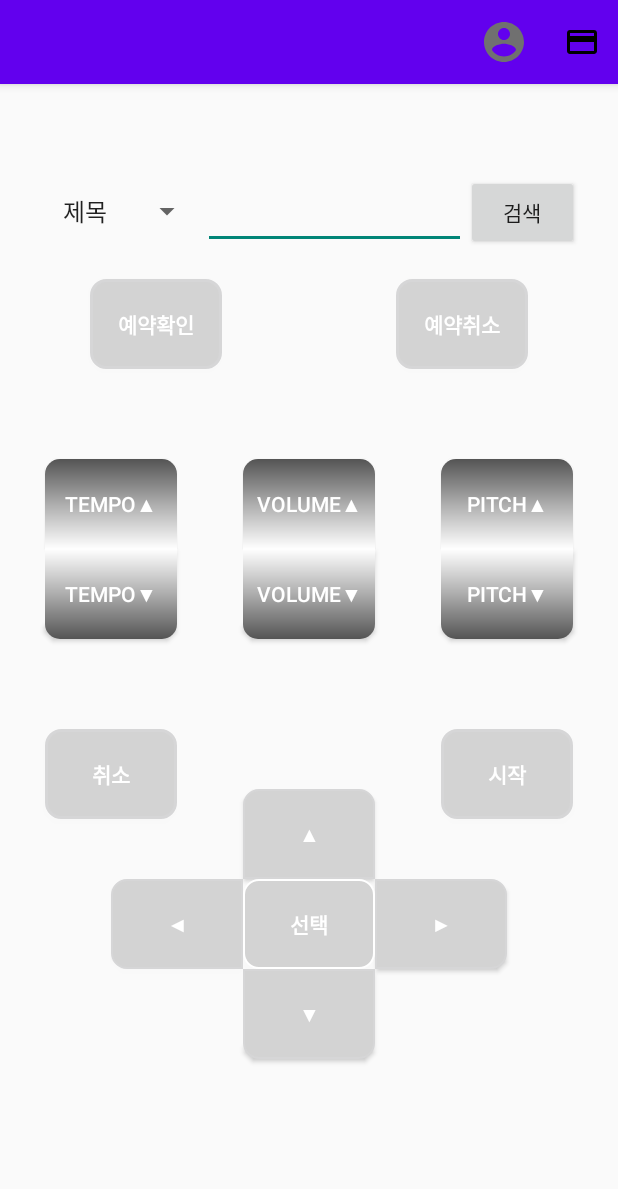
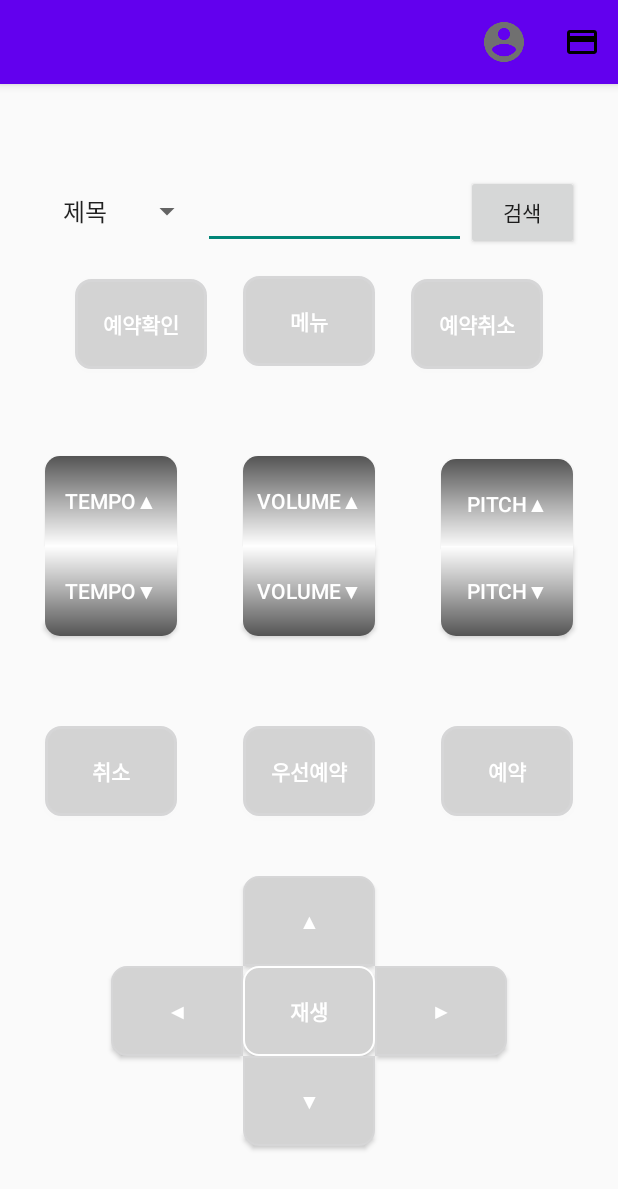
Before and after one commit to minguk-park/karaoke-room, an Android app: the RemoteActivity screen opened directly, with no data from a screen before it, on a phone screen of 412 x 824 dp. Shown: the top 1189 px of the screen. Run offline under Robolectric (Android 15) with nearby library versions, the phone set to English and light mode, and no system bars; libraries missing offline, so code that uses them is left out: kr.co.bootpay.

Commit message:
21/05/13
버그 수정 및 커맨드 입력 완료

```diff
--- a/App/karaoke1/app/src/main/java/com/example/karaoke1/JsonExecute.kt
+++ b/App/karaoke1/app/src/main/java/com/example/karaoke1/JsonExecute.kt
@@ -39,6 +39,10 @@ public class JsonExecute: AsyncTask<String, String, String>() {
                     url= URL(arr[1].toString())
                     ob.accumulate("email", arr[2])
                     ob.accumulate("point", arr[3])
+                }
+                "count"->{
+                    url= URL(arr[1].toString())
+                    ob.accumulate("email", arr[2])
                 }
             }
             try {
--- a/App/karaoke1/app/src/main/java/com/example/karaoke1/MainActivity.kt
+++ b/App/karaoke1/app/src/main/java/com/example/karaoke1/MainActivity.kt
@@ -64,6 +64,7 @@ class MainActivity : AppCompatActivity() {
                         @Suppress("DEPRECATION")
                         override fun onSuccess(result: MeV2Response) {
                             //JsonExecute().execute("signin","http://175.118.28.138/auth/register",result.nickname,result.kakaoAccount.email)            //서버에 정보 저장
+                            JsonExecute().execute("signin","http://192.168.122.228/auth/register",result.nickname,result.kakaoAccount.email)
                             Toast.makeText(MyApplication.applicationContext(), "Login success", Toast.LENGTH_LONG).show()
                             MyApplication.userEmail=result.kakaoAccount.email
                             val intent=Intent(MyApplication.applicationContext(),HomeActivity::class.java)
--- a/App/karaoke1/app/src/main/java/com/example/karaoke1/MypageActivity.kt
+++ b/App/karaoke1/app/src/main/java/com/example/karaoke1/MypageActivity.kt
@@ -2,10 +2,15 @@ package com.example.karaoke1
 
 import androidx.appcompat.app.AppCompatActivity
 import android.os.Bundle
+import kotlinx.android.synthetic.main.activity_mypage.*
 
+@Suppress("DEPRECATION")
 class MypageActivity : AppCompatActivity() {
     override fun onCreate(savedInstanceState: Bundle?) {
         super.onCreate(savedInstanceState)
         setContentView(R.layout.activity_mypage)
+
+        var count=JsonExecute().execute("count","http://192.168.122.228/payment/invest",MyApplication.userEmail)
+        txtCount.text="남은 곡 : $count"
     }
 }
--- a/App/karaoke1/app/src/main/java/com/example/karaoke1/PopupResultActivity.kt
+++ b/App/karaoke1/app/src/main/java/com/example/karaoke1/PopupResultActivity.kt
@@ -32,12 +32,13 @@ class PopupResultActivity : AppCompatActivity() {
         window.setFlags(WindowManager.LayoutParams.FLAG_FULLSCREEN,WindowManager.LayoutParams.FLAG_FULLSCREEN)
         setContentView(R.layout.activity_popup_result)
 
-        songList=intent.getSerializableExtra("ListSong") as ArrayList<ItemSong>
+        songList=intent.getSerializableExtra("resultSong") as ArrayList<ItemSong>
 
         val adapter=RvSongAdapter(this,songList){songinfo->
-            //mGatt?.let { it1 -> onClickWrite(it1, "r/${songinfo.title},${songinfo.singer}") }
+            mGatt?.let { it1 -> onClickWrite(it1, "17,${songinfo.title}") }
             //JsonCount().execute("http://175.118.28.138/payment/d",MyApplication.userEmail)
             //JsonExecute().execute("countdown","http://175.118.28.138/payment/d",MyApplication.userEmail)
+            JsonExecute().execute("countdown","http://192.168.122.228/payment/d",MyApplication.userEmail)
             finish()
         }
         resultRv.adapter=adapter
--- a/App/karaoke1/app/src/main/java/com/example/karaoke1/item/ItemSong.kt
+++ b/App/karaoke1/app/src/main/java/com/example/karaoke1/item/ItemSong.kt
@@ -2,4 +2,4 @@ package com.example.karaoke1.item
 
 import java.io.Serializable
 
-open class ItemSong(val title:String,val singer:String,val image:Int):Serializable
+open class ItemSong(val title:String,val singer:String,val num:Int):Serializable
--- a/App/karaoke1/app/src/main/res/layout/activity_mypage.xml
+++ b/App/karaoke1/app/src/main/res/layout/activity_mypage.xml
@@ -23,7 +23,7 @@
                 app:srcCompat="@drawable/mypage" />
 
             <TextView
-                android:id="@+id/textView3"
+                android:id="@+id/txtCount"
                 android:layout_width="match_parent"
                 android:layout_height="wrap_content"
                 android:gravity="center"
--- a/App/karaoke1/app/src/main/res/layout/activity_remote.xml
+++ b/App/karaoke1/app/src/main/res/layout/activity_remote.xml
@@ -16,7 +16,7 @@
         android:textColor="#ffffff"
         app:layout_constraintEnd_toStartOf="@+id/btnPitchUp"
         app:layout_constraintStart_toEndOf="@+id/btnTempoUp"
-        app:layout_constraintTop_toBottomOf="@+id/btnChkResv" />
+        app:layout_constraintTop_toBottomOf="@+id/btnMenu" />
 
     <android.widget.Button
         android:id="@+id/btnVolumeDown"
@@ -39,7 +39,7 @@
         android:text="Pitch▲"
         android:textColor="#ffffff"
         app:layout_constraintEnd_toEndOf="parent"
-        app:layout_constraintTop_toBottomOf="@+id/btnCencelResv" />
+        app:layout_constraintTop_toBottomOf="@+id/btnCancelResv" />
 
     <android.widget.Button
         android:id="@+id/btnPitchDown"
@@ -56,7 +56,7 @@
         android:id="@+id/btnChkResv"
         android:layout_width="wrap_content"
         android:layout_height="wrap_content"
-        android:layout_marginStart="60dp"
+        android:layout_marginStart="50dp"
         android:layout_marginTop="130dp"
         android:background="@drawable/normal_button_shape"
         android:text="예약확인"
@@ -66,11 +66,24 @@
         app:layout_constraintTop_toTopOf="parent" />
 
     <android.widget.Button
-        android:id="@+id/btnCencelResv"
+        android:id="@+id/btnMenu"
+        android:layout_width="wrap_content"
+        android:layout_height="wrap_content"
+        android:layout_marginTop="128dp"
+        android:background="@drawable/normal_button_shape"
+        android:text="메뉴"
+        android:textColor="#ffffff"
+        android:textStyle="bold"
+        app:layout_constraintEnd_toStartOf="@+id/btnCancelResv"
+        app:layout_constraintStart_toEndOf="@+id/btnChkResv"
+        app:layout_constraintTop_toTopOf="parent" />
+
+    <android.widget.Button
+        android:id="@+id/btnCancelResv"
         android:layout_width="wrap_content"
         android:layout_height="wrap_content"
         android:layout_marginTop="130dp"
-        android:layout_marginEnd="60dp"
+        android:layout_marginEnd="50dp"
         android:background="@drawable/normal_button_shape"
         android:text="예약취소"
         android:textColor="#ffffff"
@@ -88,7 +101,7 @@
         android:text="Tempo▲"
         android:textColor="#ffffff"
         app:layout_constraintStart_toStartOf="parent"
-        app:layout_constraintTop_toBottomOf="@+id/btnChkResv" />
+        app:layout_constraintTop_toBottomOf="@+id/btnMenu" />
 
     <android.widget.Button
         android:id="@+id/btnTempoDown"
@@ -102,22 +115,22 @@
         app:layout_constraintTop_toBottomOf="@+id/btnTempoUp" />
 
     <android.widget.Button
-        android:id="@+id/buttonSelect"
+        android:id="@+id/btnPlay"
         android:layout_width="wrap_content"
         android:layout_height="wrap_content"
         android:background="@drawable/center_button_shape"
-        android:text="선택"
+        android:text="재생"
         android:textColor="@color/white"
         android:textStyle="bold"
         app:layout_constraintEnd_toEndOf="parent"
         app:layout_constraintStart_toStartOf="parent"
-        app:layout_constraintTop_toBottomOf="@+id/btnup" />
+        app:layout_constraintTop_toBottomOf="@+id/btnUp" />
 
     <android.widget.Button
-        android:id="@+id/btnup"
+        android:id="@+id/btnUp"
         android:layout_width="wrap_content"
         android:layout_height="wrap_content"
-        android:layout_marginTop="100dp"
+        android:layout_marginTop="160dp"
         android:background="@drawable/move_up_button_shape"
         android:text="▲"
         android:textColor="@color/white"
@@ -141,40 +154,54 @@
         app:layout_constraintTop_toBottomOf="@+id/btnVolumeDown" />
 
     <android.widget.Button
-        android:id="@+id/btnPlay"
+        android:id="@+id/btnResvPrior"
+        android:layout_width="wrap_content"
+        android:layout_height="wrap_content"
+        android:layout_marginTop="60dp"
+        android:background="@drawable/normal_button_shape"
+        android:text="우선예약"
+        android:textColor="@color/white"
+        android:textSize="14sp"
+        android:textStyle="bold"
+        app:layout_constraintEnd_toStartOf="@+id/btnReserve"
+        app:layout_constraintStart_toEndOf="@+id/btnCancel"
+        app:layout_constraintTop_toBottomOf="@+id/btnVolumeDown" />
+
+    <android.widget.Button
+        android:id="@+id/btnReserve"
         android:layout_width="wrap_content"
         android:layout_height="wrap_content"
         android:layout_marginTop="60dp"
         android:layout_marginEnd="30dp"
         android:background="@drawable/normal_button_shape"
-        android:text="시작"
+        android:text="예약"
         android:textColor="@color/white"
         android:textStyle="bold"
         app:layout_constraintEnd_toEndOf="parent"
         app:layout_constraintTop_toBottomOf="@+id/btnVolumeDown" />
 
     <android.widget.Button
-        android:id="@+id/btnright"
+        android:id="@+id/btnRight"
         android:layout_width="wrap_content"
         android:layout_height="wrap_content"
         android:background="@drawable/right_button_shape"
         android:text="▶"
         android:textColor="@color/white"
-        app:layout_constraintStart_toEndOf="@+id/buttonSelect"
-        app:layout_constraintTop_toBottomOf="@+id/btnup" />
+        app:layout_constraintStart_toEndOf="@+id/btnPlay"
+        app:layout_constraintTop_toBottomOf="@+id/btnUp" />
 
     <android.widget.Button
-        android:id="@+id/btnleft"
+        android:id="@+id/btnLeft"
         android:layout_width="wrap_content"
         android:layout_height="wrap_content"
         android:background="@drawable/left_button_shape"
         android:text="◀"
         android:textColor="@color/white"
-        app:layout_constraintEnd_toStartOf="@+id/buttonSelect"
-        app:layout_constraintTop_toBottomOf="@+id/btnup" />
+        app:layout_constraintEnd_toStartOf="@+id/btnPlay"
+        app:layout_constraintTop_toBottomOf="@+id/btnUp" />
 
     <android.widget.Button
-        android:id="@+id/btndown"
+        android:id="@+id/btnDown"
         android:layout_width="wrap_content"
         android:layout_height="wrap_content"
         android:background="@drawable/move_down_button_shape"
@@ -182,7 +209,7 @@
         android:textColor="@color/white"
         app:layout_constraintEnd_toEndOf="parent"
         app:layout_constraintStart_toStartOf="parent"
-        app:layout_constraintTop_toBottomOf="@+id/buttonSelect" />
+        app:layout_constraintTop_toBottomOf="@+id/btnPlay" />
 
     <LinearLayout
         android:layout_width="wrap_content"
--- a/App/karaoke1/app/src/main/res/layout/item_song_card.xml
+++ b/App/karaoke1/app/src/main/res/layout/item_song_card.xml
@@ -22,6 +22,7 @@
         android:layout_height="wrap_content"
         android:layout_marginStart="50dp"
         android:text="TextView"
+        android:scrollbars="vertical"
         android:textAlignment="center"
         app:layout_constraintBottom_toBottomOf="parent"
         app:layout_constraintStart_toStartOf="parent"
```
Also changed, not shown: App/karaoke1/app/src/main/java/com/example/karaoke1/BluetoothUtils.kt (+12 -8 lines), App/karaoke1/app/src/main/java/com/example/karaoke1/HomeActivity.kt (+31 -30 lines), App/karaoke1/app/src/main/java/com/example/karaoke1/RemoteActivity.kt (+86 -22 lines).
